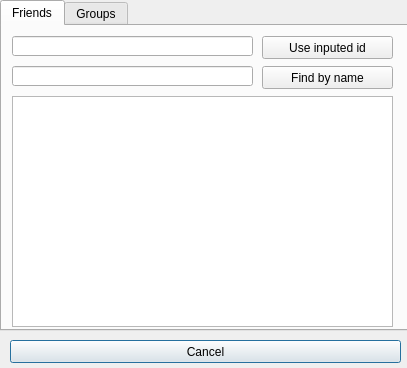
This is dialogs/relations_dialog.ui in jeyboy/playo3 as Qt 5 draws it before an edit. The edited form follows.
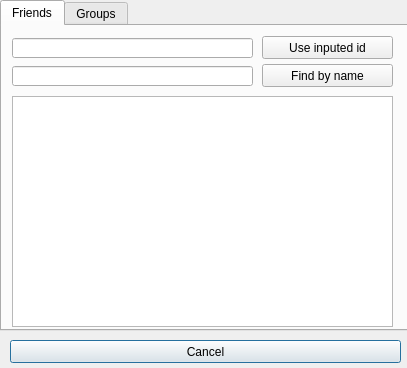
This is the edited form. The open tabs and pages were chosen to show the change.

```diff
--- a/dialogs/relations_dialog.ui
+++ b/dialogs/relations_dialog.ui
@@ -59,7 +59,7 @@
      <property name="geometry">
       <rect>
        <x>10</x>
-       <y>10</y>
+       <y>12</y>
        <width>241</width>
        <height>20</height>
       </rect>
@@ -89,7 +89,7 @@
      <property name="geometry">
       <rect>
        <x>260</x>
-       <y>40</y>
+       <y>38</y>
        <width>131</width>
        <height>23</height>
       </rect>
```
Left out of the diff: 2 changed lines with no effect on the pictures.
